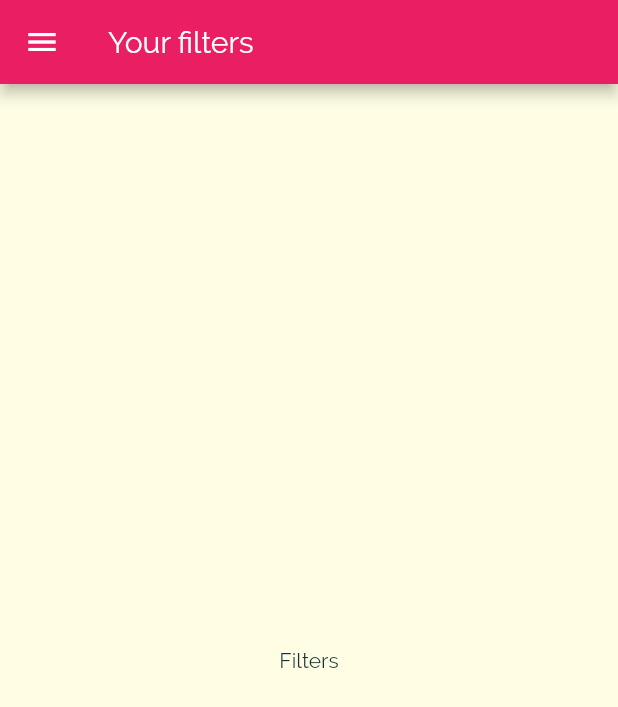
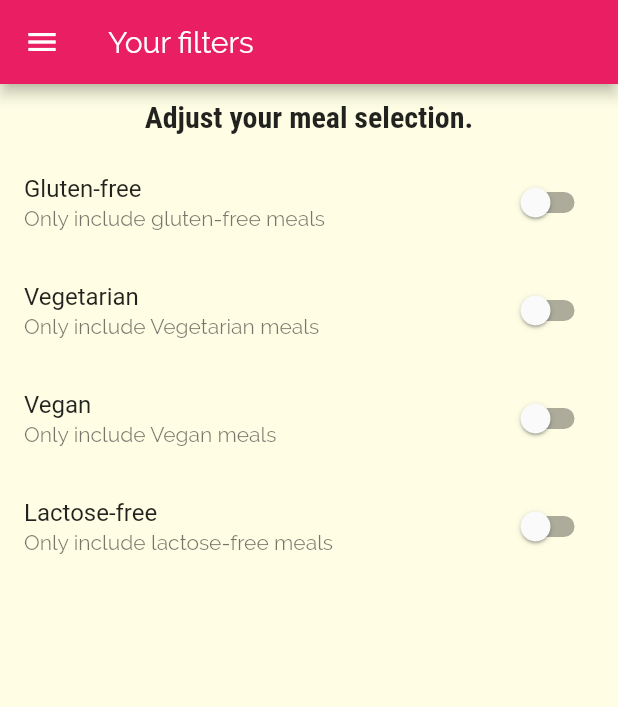
Before and after one commit to triyono777/mealsAppUdemy, a Flutter app: the FiltersScreen screen opened by its route, on a phone screen of 412 x 824 dp. Shown: the top 707 px of the screen. Run offline on Flutter 3.47's test engine with Material 2 defaults, Android fonts, the phone set to English and light mode, and no system bars.

```diff
--- a/lib/screen/filters_screen.dart
+++ b/lib/screen/filters_screen.dart
@@ -1,8 +1,18 @@
 import 'package:flutter/material.dart';
 import 'package:meals_app/widgets/main_drawer.dart';
 
-class FiltersScreen extends StatelessWidget {
+class FiltersScreen extends StatefulWidget {
   static const routeName = '/filter';
+
+  @override
+  _FiltersScreenState createState() => _FiltersScreenState();
+}
+
+class _FiltersScreenState extends State<FiltersScreen> {
+  var _glutenFree = false;
+  var _vegetarian = false;
+  var _vegan = false;
+  var _lactoseFree = false;
   @override
   Widget build(BuildContext context) {
     return Scaffold(
@@ -10,9 +20,75 @@ class FiltersScreen extends StatelessWidget {
         title: Text('Your filters'),
       ),
       drawer: MainDrawer(),
-      body: Center(
-        child: Text('Filters'),
+      body: Column(
+        children: <Widget>[
+          Container(
+            padding: EdgeInsets.all(10),
+            child: Text(
+              'Adjust your meal selection.',
+              style: Theme.of(context).textTheme.title,
+            ),
+          ),
+          Expanded(
+              child: ListView(
+            children: <Widget>[
+              buildSwitchListTile(
+                title: 'Gluten-free',
+                currentValue: _glutenFree,
+                description: 'Only include gluten-free meals',
+                updateValue: (newValue) {
+                  setState(() {
+                    _glutenFree = newValue;
+                  });
+                },
+              ),
+              buildSwitchListTile(
+                title: 'Vegetarian',
+                currentValue: _vegetarian,
+                description: 'Only include Vegetarian meals',
+                updateValue: (newValue) {
+                  setState(() {
+                    _vegetarian = newValue;
+                  });
+                },
+              ),
+              buildSwitchListTile(
+                title: 'Vegan',
+                currentValue: _vegan,
+                description: 'Only include Vegan meals',
+                updateValue: (newValue) {
+                  setState(() {
+                    _vegan = newValue;
+                  });
+                },
+              ),
+              buildSwitchListTile(
+                title: 'Lactose-free',
+                currentValue: _lactoseFree,
+                description: 'Only include lactose-free meals',
+                updateValue: (newValue) {
+                  setState(() {
+                    _lactoseFree = newValue;
+                  });
+                },
+              ),
+            ],
+          ))
+        ],
       ),
     );
   }
+
+  SwitchListTile buildSwitchListTile(
+      {String title,
+      String description,
+      bool currentValue,
+      Function updateValue}) {
+    return SwitchListTile(
+      value: currentValue,
+      onChanged: updateValue,
+      title: Text(title),
+      subtitle: Text(description),
+    );
+  }
 }
```
